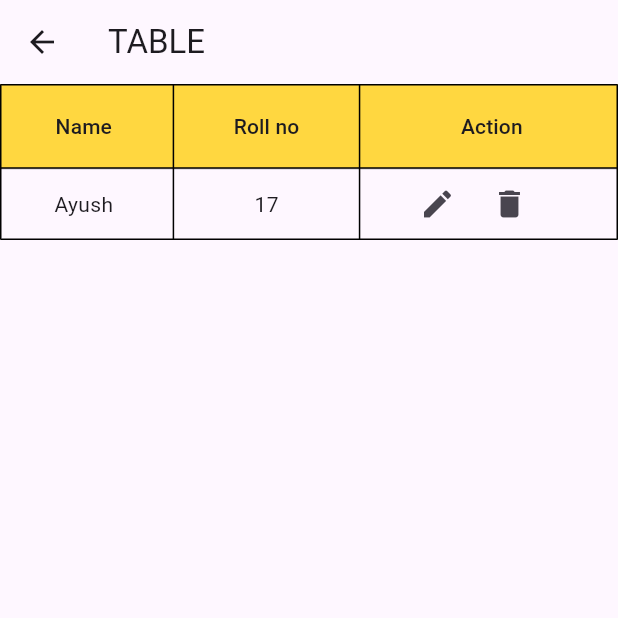
After one commit to Shinigami1593/Flutter_sem_5_classes, a Flutter app: the TableView screen opened by its route, on a phone screen of 412 x 824 dp, the top half of it. The commit adds this screen. Run offline on Flutter 3.47's test engine with Material 3 defaults, Android fonts, the light colour scheme and no system bars; our stand-ins replace dartz.

Commit message:
table view

```diff
--- a/Flutter/classwork_class/lib/app.dart
+++ b/Flutter/classwork_class/lib/app.dart
@@ -1,6 +1,7 @@
 import 'package:classwork_class/view/bottom_screen/dashboard.dart';
 import 'package:classwork_class/view/employee_list_view.dart';
 import 'package:classwork_class/view/homescreen_view.dart';
+import 'package:classwork_class/view/table_view/detail.dart';
 import 'package:flutter/material.dart';
 
 class MyApp extends StatelessWidget {
@@ -15,6 +16,7 @@ class MyApp extends StatelessWidget {
         '/home': (context) => const FirstView(),
         '/employee': (context) => const EmployeeView(),
         '/bottom': (context) => const DashboardScreenView(),
+        '/table': (context) => const TableView(),
       },
     );
   }
--- /dev/null
+++ b/Flutter/classwork_class/lib/model/table.dart
@@ -0,0 +1,6 @@
+class TableModel {
+  String name;
+  String roll;
+
+  TableModel({required this.name, required this.roll});
+}
--- /dev/null
+++ b/Flutter/classwork_class/lib/state/table_state.dart
@@ -0,0 +1,6 @@
+import 'package:classwork_class/model/table.dart';
+// import 'package:flutter/widgets.dart';
+
+class TableState {
+  static List<TableModel> lstTable = [];
+}
--- a/Flutter/classwork_class/lib/view/employee_list_view.dart
+++ b/Flutter/classwork_class/lib/view/employee_list_view.dart
@@ -1,6 +1,7 @@
 // ignore: depend_on_referenced_packages
 import 'package:classwork_class/model/employee_model.dart';
 import 'package:classwork_class/state/employee_state.dart';
+import 'package:classwork_class/view/table_view/detail.dart';
 import 'package:flutter/material.dart';
 
 class EmployeeView extends StatefulWidget {
--- a/Flutter/classwork_class/lib/view/homescreen_view.dart
+++ b/Flutter/classwork_class/lib/view/homescreen_view.dart
@@ -22,12 +22,12 @@ class _FirstViewState extends State<FirstView> {
             child: Text('Emplyoee view')
           ),
           ElevatedButton(
-            onPressed: () => Navigator.pushNamed(context, '/table'),
-            child: Text('Table view')
+            onPressed: () => Navigator.pushNamed(context, '/bottom'),
+            child: Text('Bottom NAvigation view')
           ),
           ElevatedButton(
-            onPressed: () => Navigator.pushNamed(context, '/bottom'),
-            child: Text('Bottom NAvigation view')
+            onPressed: () => Navigator.pushNamed(context, '/table'),
+            child: Text('table view')
           ),
         ],
       ),
--- /dev/null
+++ b/Flutter/classwork_class/lib/view/table_view/detail.dart
@@ -0,0 +1,71 @@
+import 'package:flutter/material.dart';
+
+class TableView extends StatefulWidget {
+  const TableView({super.key});
+
+  @override
+  State<TableView> createState() => _TableViewState();
+}
+
+class _TableViewState extends State<TableView> {
+  @override
+  Widget build(BuildContext context) {
+    return Scaffold(
+      appBar: AppBar(
+        title: Text('TABLE', textAlign: TextAlign.center,),
+      ),
+      body: displayDatatable(),
+    );
+  }
+
+}
+
+
+
+Widget displayDatatable(){
+  return SizedBox(
+    height: double.infinity,
+    width: double.infinity,
+    child: DataTable(
+      border: TableBorder.all(color: Colors.black),
+      headingRowColor: MaterialStateColor.resolveWith((states) => Colors.amberAccent,),
+      columns: [
+        DataColumn(
+          label: Expanded(
+            child: Text('Name', textAlign: TextAlign.center,),
+          )
+        ),
+        DataColumn(
+          label: Expanded(
+            child: Text('Roll no', textAlign: TextAlign.center,),
+          )
+        ),
+        DataColumn(
+          label: Expanded(
+            child: Text('Action', textAlign: TextAlign.center,),
+          )
+        ),
+      ],
+      rows: [
+        DataRow(
+          cells: [
+            DataCell(Expanded(
+              child: Center(
+                child: Text('Ayush'),
+              ),
+            )),
+            DataCell(Expanded(
+              child: Center(
+                child: Text('17'),
+              ),
+            )),
+            DataCell(Row(children: [
+              IconButton(onPressed: (){}, icon: Icon(Icons.edit)),
+              IconButton(onPressed: (){}, icon: Icon(Icons.delete)),
+            ],))
+          ]
+        )
+      ],
+    ),
+  );
+}
```
Also changed, not shown: Flutter/classwork_class/lib/view/table_view.dart (deleted).
